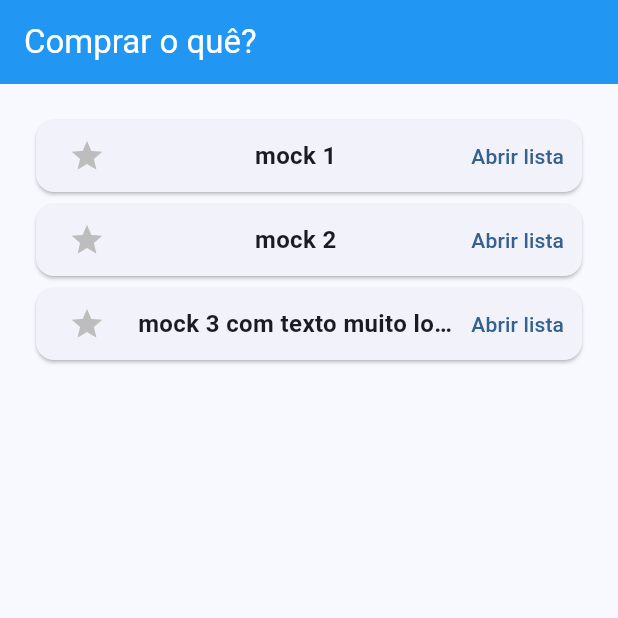
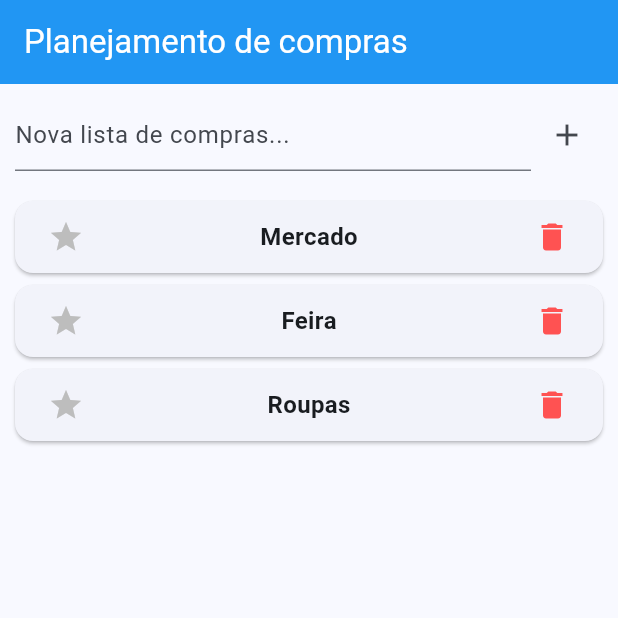
Before and after one commit to Silva-Amon/comprar_oque, a Flutter app: the screen it shows after launch, on a phone screen of 412 x 824 dp, the top half of it. Run offline on Flutter 3.47's test engine with Material 3 defaults, Android fonts, the phone set to English and light mode, and no system bars; missing offline and left inert: confirm_dialog.

Commit message:
chore: create a itemlist and ui refactor

```diff
--- a/lib/main.dart
+++ b/lib/main.dart
@@ -1,4 +1,5 @@
 import 'package:comprar_oque/screens/home.dart';
+import 'package:comprar_oque/screens/list.dart';
 import 'package:flutter/material.dart';
 
 void main() {
@@ -11,13 +12,14 @@ class MyApp extends StatelessWidget {
   @override
   Widget build(BuildContext context) {
     return MaterialApp(
-      title: 'Flutter Demo',
+      title: 'Lista de Compras',
       theme: ThemeData(
         colorScheme: ColorScheme.fromSeed(seedColor: Colors.blue),
         useMaterial3: true,
       ),
-      routes:{
-        "/": (context) => const HomePurchaseListWidget()
+      routes: {
+        "/": (context) => const HomeBuyListWidget(),
+        "/list": (context) => const ListWidget(),
       },
       initialRoute: "/",
     );
--- /dev/null
+++ b/lib/models/buyList.dart
@@ -0,0 +1,12 @@
+import 'package:comprar_oque/models/itemList.dart';
+import 'package:uuid/uuid.dart';
+
+class BuyList {
+  final String? id = const Uuid().toString();
+  final String title;
+  bool favorite = false;
+
+  List<ItemList> items = [];
+
+  BuyList(this.title);
+}
--- /dev/null
+++ b/lib/models/itemList.dart
@@ -0,0 +1,10 @@
+import 'package:uuid/uuid.dart';
+
+class ItemList {
+  final String? id = const Uuid().toString();
+  final String title;
+  double price;
+  bool purchased = false;
+
+  ItemList(this.title, this.price);
+}
--- a/lib/models/purchaseList.dart
+++ /dev/null
@@ -1,7 +0,0 @@
-class PurchaseList {
-  final int id;
-  final String title;
-  bool fav = false;
-
-  PurchaseList(this.id, this.title);
-}
--- a/lib/screens/home.dart
+++ b/lib/screens/home.dart
@@ -1,75 +1,135 @@
-import 'package:comprar_oque/models/purchaseList.dart';
+import 'package:comprar_oque/models/buyList.dart';
+import 'package:confirm_dialog/confirm_dialog.dart';
 import 'package:flutter/material.dart';
 
-class HomePurchaseListWidget extends StatefulWidget {
-  const HomePurchaseListWidget({super.key});
+class HomeBuyListWidget extends StatefulWidget {
+  const HomeBuyListWidget({super.key});
 
   @override
-  State<HomePurchaseListWidget> createState() => _HomePurchaseListWidgetState();
+  State<HomeBuyListWidget> createState() => _HomeBuyListWidgetState();
 }
 
-class _HomePurchaseListWidgetState extends State<HomePurchaseListWidget> {
-  final List _purchasLists = [
-    PurchaseList(0, 'mock 1'),
-    PurchaseList(1, 'mock 2'),
-    PurchaseList(2, 'mock 3 com texto muito longoooo'),
+class _HomeBuyListWidgetState extends State<HomeBuyListWidget> {
+  final List<BuyList> _buyList = [
+    BuyList('Mercado'),
+    BuyList('Feira'),
+    BuyList('Roupas'),
   ];
 
-  _setFav(PurchaseList purchaseList) {
+  TextEditingController itemController = TextEditingController();
+
+  void addItem() {
+    String newItem = itemController.text;
+    if (newItem.isNotEmpty) {
       setState(() {
-      purchaseList.fav = !purchaseList.fav;
+        _buyList.add(BuyList(newItem));
+        itemController.clear();
+      });
+    }
+  }
+
+  _setFavorite(BuyList buyList) {
+    setState(() {
+      buyList.favorite = !buyList.favorite;
     });
   }
 
-  void routeToList(int listId) {}
+  _deleteItem(BuyList buyList) {
+    setState(() {
+      _buyList.remove(buyList);
+    });
+  }
+
+  void routeToList(BuyList buyList) {
+    Navigator.pushNamed(context, "/list", arguments: buyList);
+  }
 
   @override
   Widget build(BuildContext context) {
     return Scaffold(
       appBar: AppBar(
-        title: const Text("Comprar o quê?", style: TextStyle(color: Colors.white),),
+        title: const Text(
+          "Planejamento de compras",
+          style: TextStyle(color: Colors.white),
+        ),
         backgroundColor: Colors.blue,
       ),
-      body: Column(children: [
-        Center(
+      body: Column(
+        children: <Widget>[
+          Padding(
+            padding: const EdgeInsets.all(10.0),
+            child: Row(
+              children: <Widget>[
+                Expanded(
+                  child: TextField(
+                    controller: itemController,
+                    decoration: const InputDecoration(
+                      hintText: 'Nova lista de compras...',
+                    ),
+                  ),
+                ),
+                IconButton(
+                  icon: const Icon(Icons.add),
+                  onPressed: addItem,
+                ),
+              ],
+            ),
+          ),
+          Expanded(
               child: Padding(
-                padding: const EdgeInsets.all(20.0),
-                child: Column(children: _buildPurchaseListCards())))
-      ]),
+                  padding: const EdgeInsets.all(6.0),
+                  child: Column(children: _buildBuyListCards()))),
+        ],
+      ),
     );
   }
 
-  List<Widget> _buildPurchaseListCards() {
-    return _purchasLists
-        .map(
-          (purchaseList) => Card(
+  List<Widget> _buildBuyListCards() {
+    return _buyList
+        .map((buyList) => GestureDetector(
+              onTap: () => routeToList(buyList),
+              child: Card(
                 child: Row(
                   mainAxisAlignment: MainAxisAlignment.spaceBetween,
                   children: <Widget>[
                     Padding(
                       padding: const EdgeInsets.only(left: 10.0, right: 10.0),
                       child: IconButton(
-                    onPressed: () => _setFav(purchaseList),
+                        onPressed: () => _setFavorite(buyList),
                         icon: const Icon(Icons.star),
-                    color: !purchaseList.fav ? Colors.grey[400] : Colors.amber,
+                        color:
+                            !buyList.favorite ? Colors.grey[400] : Colors.amber,
                       ),
                     ),
                     Flexible(
-                  child: Text(purchaseList.title,
+                      child: Text(buyList.title,
                           overflow: TextOverflow.ellipsis,
-                      style:
-                          TextStyle(fontWeight: FontWeight.w700, fontSize: 16)),
+                          style: const TextStyle(
+                              fontWeight: FontWeight.w700, fontSize: 16)),
                     ),
-                TextButton(
-                  child: const Text("Abrir lista"),
-                  onPressed: () {
-                    /* TODO: realiza rota a tela de listas, buscando os dados da lista no SQlit  */
+                    Padding(
+                      padding: const EdgeInsets.only(left: 10.0, right: 10.0),
+                      child: IconButton(
+                        onPressed: () async {
+                          if (await confirm(
+                            context,
+                            title: const Text('Deletar'),
+                            content: const Text(
+                                'Deseja realmente deletar a lista e todos os seus items?'),
+                            textOK: const Text('Sim'),
+                            textCancel: const Text('Não'),
+                          )) {
+                            _deleteItem(buyList);
+                          }
                         },
+                        icon: const Icon(Icons.delete),
+                        color: Colors.redAccent,
                       ),
+                    )
                   ],
                 ),
               ),
-        )
+            ))
         .toList();
   }
 }
```
Also changed, not shown: lib/screens/list.dart (+37 -0 lines), pubspec.yaml (+4 -4 lines), pubspec.lock. Lines whose indentation alone changed are shown as unchanged.
